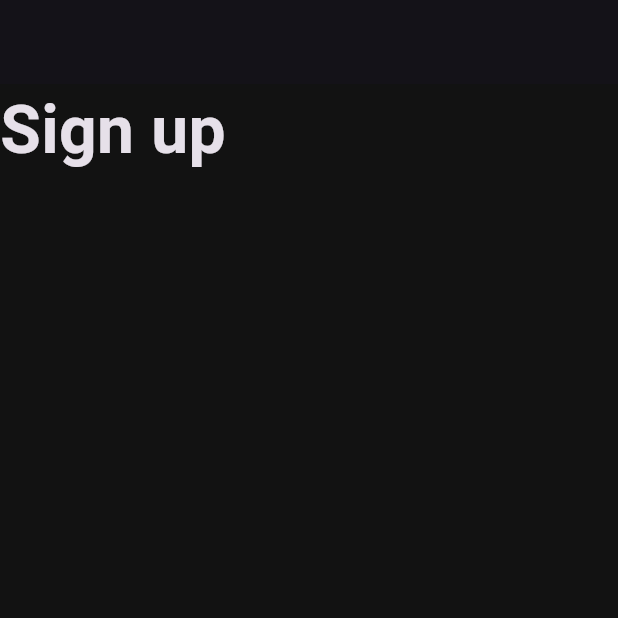
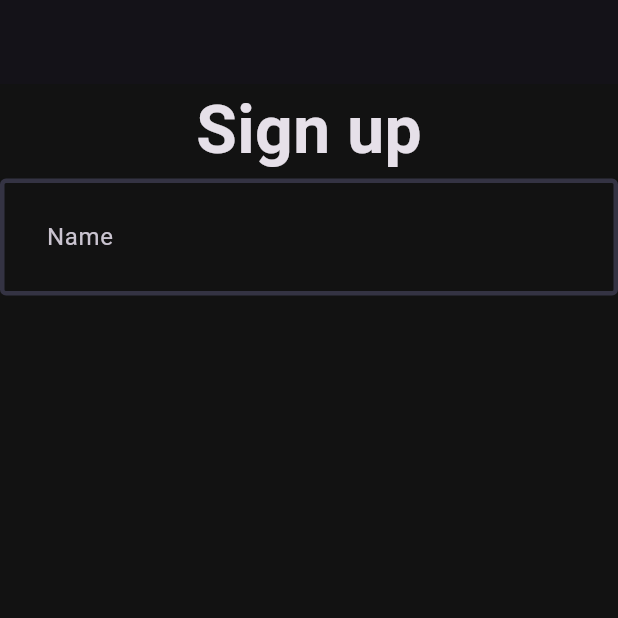
Before and after one commit to Engineerbabu777/spotify_clone_flutter, a Flutter app: the screen it shows after launch, on a phone screen of 412 x 824 dp, the top half of it. Run offline on Flutter 3.47's test engine with Material 3 defaults, Android fonts, the phone set to English and light mode, and no system bars.

Commit message:
add(AppTheme): this has been updated  abit

```diff
--- a/lib/core/theme/theme.dart
+++ b/lib/core/theme/theme.dart
@@ -4,5 +4,14 @@ import 'package:flutter/material.dart';
 class AppTheme {
   static final darkThemeMode = ThemeData.dark().copyWith(
     scaffoldBackgroundColor: Pallete.backgroundColor,
+    inputDecorationTheme: InputDecorationTheme(
+      focusedBorder: OutlineInputBorder(
+        borderSide: BorderSide(color: Pallete.gradient1, width: 3),
+      ),
+      enabledBorder: OutlineInputBorder(
+        borderSide: BorderSide(color: Pallete.borderColor, width: 3),
+      ),
+      contentPadding: EdgeInsets.all(27),
+    ),
   );
 }
--- a/lib/features/auth/view/pages/signup_page.dart
+++ b/lib/features/auth/view/pages/signup_page.dart
@@ -1,3 +1,4 @@
+import 'package:client/features/auth/view/widgets/custom_field.dart';
 import 'package:flutter/material.dart';
 
 class SignUpPage extends StatefulWidget {
@@ -18,6 +19,9 @@ class _SignUpPageState extends State<SignUpPage> {
             "Sign up",
             style: TextStyle(fontWeight: FontWeight.bold, fontSize: 44),
           ),
+
+          // FIELDS!
+          CustomField(hintText: "Name"),
         ],
       ),
     );
--- a/lib/features/auth/view/widgets/custom_field.dart
+++ b/lib/features/auth/view/widgets/custom_field.dart
@@ -1,10 +1,11 @@
 import 'package:flutter/material.dart';
 
 class CustomField extends StatelessWidget {
-  const CustomField({super.key});
+  final String hintText;
+  const CustomField({super.key, required this.hintText});
 
   @override
   Widget build(BuildContext context) {
-    return Container();
+    return TextFormField(decoration: InputDecoration(hintText: hintText));
   }
 }
```
